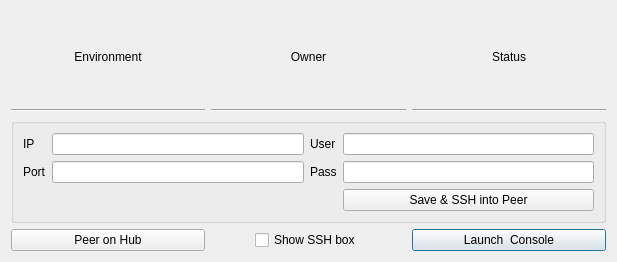
First picture: the form in hub/forms/DlgPeer.ui, repository subutai-io/control-center, before the edit.
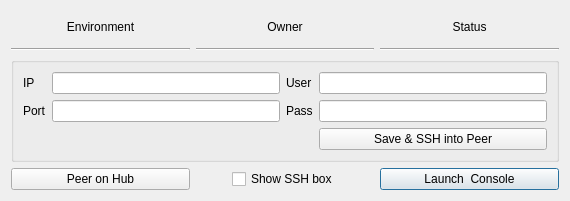
Second picture: the form after the edit.

The edit to the form file:
```diff
--- a/hub/forms/DlgPeer.ui
+++ b/hub/forms/DlgPeer.ui
@@ -6,8 +6,8 @@
    <rect>
     <x>0</x>
     <y>0</y>
-    <width>617</width>
-    <height>262</height>
+    <width>570</width>
+    <height>201</height>
    </rect>
   </property>
   <property name="windowTitle">
```
Left out of the diff: 34 changed lines with no effect on the pictures.
